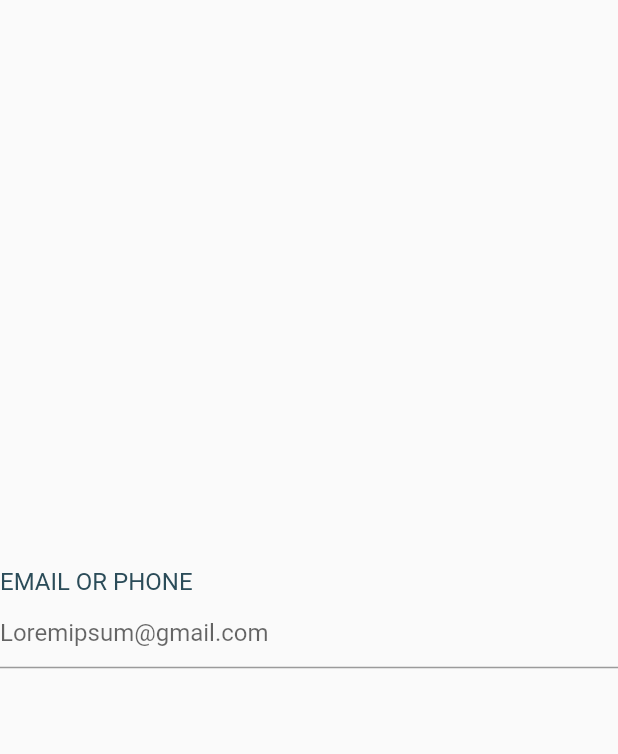
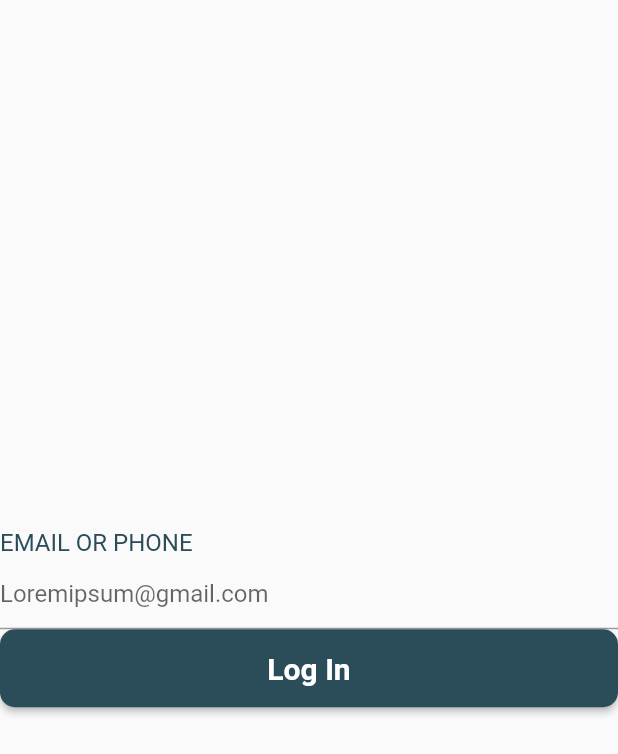
Before and after one commit to Jakausenova1/Car_Project, a Flutter app: the screen it shows after launch, after a tap on "Get Started >", on a phone screen of 412 x 824 dp. Shown: the top 754 px of the screen. Run offline on Flutter 3.47's test engine with Material 2 defaults, Android fonts, the phone set to English and light mode, and no system bars.

Commit message:
elevatedButton

```diff
--- a/flutter_application_1/lib/ui/pages/login_screen.dart
+++ b/flutter_application_1/lib/ui/pages/login_screen.dart
@@ -3,6 +3,7 @@ import 'package:flutter_application_1/consts/app_colors.dart';
 import 'package:flutter_application_1/consts/app_fonts.dart';
 
 import '../widgets/app_auth_text_field.dart';
+import '../widgets/app_elevated_button.dart';
 
 class LoginScreen extends StatelessWidget {
   LoginScreen({super.key});
@@ -18,6 +19,10 @@ class LoginScreen extends StatelessWidget {
           hintText: "Loremipsum@gmail.com",
           controller: controllerEmail,
           onChanged: (String) {},
+        ),
+        AppElevatedButton(
+          title: "Log In",
+          onPressed: () {},
         )
       ]),
     );
--- a/flutter_application_1/lib/ui/widgets/app_elevated_button.dart
+++ b/flutter_application_1/lib/ui/widgets/app_elevated_button.dart
@@ -0,0 +1,32 @@
+import 'package:flutter/cupertino.dart';
+import 'package:flutter/material.dart';
+
+import '../../consts/app_colors.dart';
+import '../../consts/app_fonts.dart';
+
+class AppElevatedButton extends StatelessWidget {
+  const AppElevatedButton({
+    Key? key,
+    required this.title,
+    required this.onPressed,
+  }) : super(key: key);
+  final String title;
+  final Function() onPressed;
+
+  @override
+  Widget build(BuildContext context) {
+    return SizedBox(
+        height: 52,
+        width: double.infinity,
+        child: ElevatedButton(
+          style: ElevatedButton.styleFrom(
+            backgroundColor: AppColors.darkBlue,
+            shape: RoundedRectangleBorder(
+              borderRadius: BorderRadius.circular(10),
+            ),
+          ),
+          onPressed: onPressed,
+          child: Text(title, style: AppFonts.w700s20),
+        ));
+  }
+}
```
